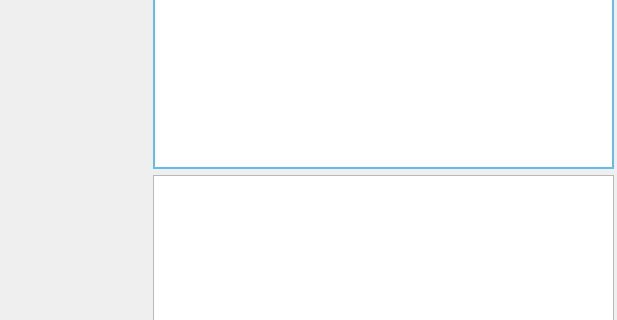
Old version of the form voc-gas/mainwindow.ui in the repository aa123Eason/workcode; both pictures show x 407 to 1024 and y 337 to 657 of the 1024 by 768 pixel window.
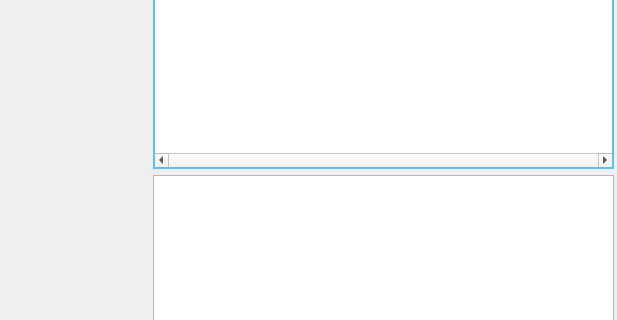
New version of the form. Icons and pictures are not drawn.

Patch:
```diff
--- a/voc-gas/mainwindow.ui
+++ b/voc-gas/mainwindow.ui
@@ -458,7 +458,7 @@
      </property>
     </widget>
    </widget>
-   <widget class="QWidget" name="">
+   <widget class="QWidget" name="layoutWidget">
     <property name="geometry">
      <rect>
       <x>560</x>
@@ -573,9 +573,18 @@
 
 </string>
        </property>
+       <property name="horizontalScrollBarPolicy">
+        <enum>Qt::ScrollBarAlwaysOn</enum>
+       </property>
        <property name="alternatingRowColors">
         <bool>true</bool>
        </property>
+       <property name="selectionMode">
+        <enum>QAbstractItemView::MultiSelection</enum>
+       </property>
+       <property name="textElideMode">
+        <enum>Qt::ElideNone</enum>
+       </property>
        <attribute name="horizontalHeaderStretchLastSection">
         <bool>true</bool>
        </attribute>
```
